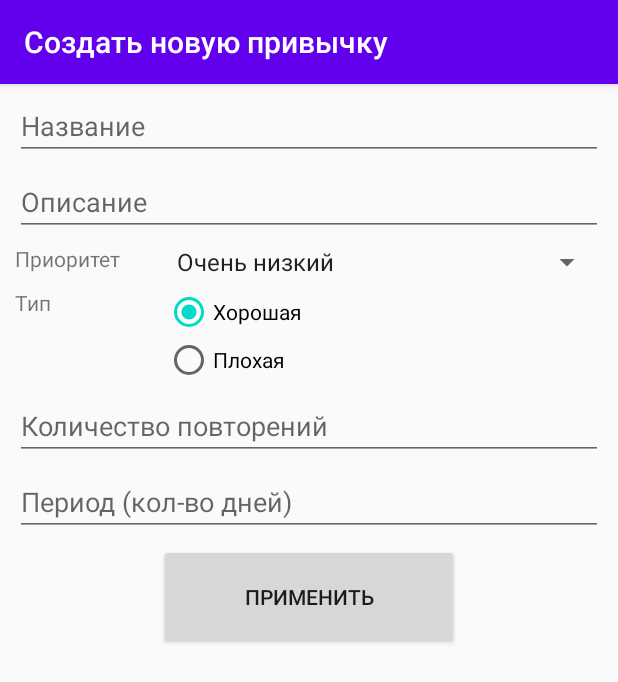
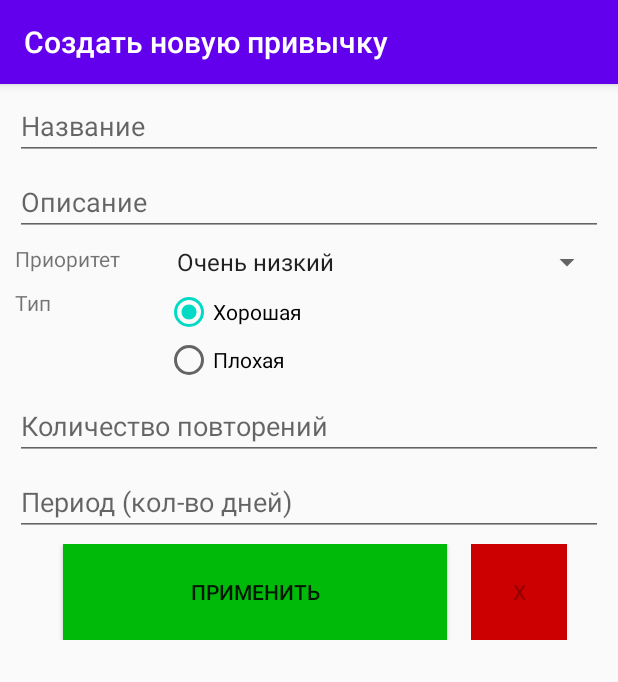
Before and after one commit to FreeeedomDive/HabitTracker, an Android app: the screen it shows after launch (MainActivity), after a tap on an icon or button, on a phone screen of 412 x 824 dp. Shown: the top 682 px of the screen. Run offline under Robolectric (Android 15) with nearby library versions, the phone set to English and light mode, and no system bars; our stand-ins replace Room's generated code.

Commit message:
6 и 7 задания

```diff
--- /dev/null
+++ b/app/src/main/java/com/example/habittracker/DatabaseContext.kt
@@ -0,0 +1,28 @@
+package com.example.habittracker
+
+import android.content.Context
+import androidx.room.Database
+import androidx.room.Room
+import androidx.room.RoomDatabase
+
+
+@Database(entities = [Habit::class], version = 1)
+abstract class DatabaseContext : RoomDatabase() {
+    abstract fun habitDao(): HabitDAO
+
+    companion object {
+        @Volatile
+        private var instance: DatabaseContext? = null
+        private val LOCK = Any()
+
+        operator fun invoke(context: Context) = instance ?: synchronized(LOCK) {
+            instance ?: buildDatabase(context).also { instance = it }
+        }
+
+        private fun buildDatabase(context: Context) = Room.databaseBuilder(
+            context,
+            DatabaseContext::class.java, "habits.db"
+        ).allowMainThreadQueries().build()
+    }
+
+}
--- a/app/src/main/java/com/example/habittracker/HabitCreatorFragment.kt
+++ b/app/src/main/java/com/example/habittracker/HabitCreatorFragment.kt
@@ -62,8 +62,10 @@ class HabitCreatorFragment : Fragment() {
 
         viewModel.habit.observe(viewLifecycleOwner, Observer {
             habit ->
+            deleteButton.isEnabled = false
                 if (habit != null) {
                     fillEditingObject(habit)
+                    deleteButton.isEnabled = true
                 }
         })
     }
@@ -99,6 +101,11 @@ class HabitCreatorFragment : Fragment() {
                 viewModel.putHabit(habit)
                 (activity as MainActivity).openMainFragment()
             }
+        }
+
+        deleteButton.setOnClickListener {
+            viewModel.deleteHabit()
+            (activity as MainActivity).openMainFragment()
         }
     }
 
--- /dev/null
+++ b/app/src/main/java/com/example/habittracker/HabitDAO.kt
@@ -0,0 +1,20 @@
+package com.example.habittracker
+
+import androidx.room.*
+
+@Dao
+interface HabitDAO {
+
+    @Insert
+    fun insertAll(vararg habits: Habit)
+
+    @Delete
+    fun delete(habit: Habit)
+
+    @Update
+    fun update(habit: Habit)
+
+    @Query("SELECT * FROM habit")
+    fun getAll(): List<Habit>
+
+}
--- a/app/src/main/java/com/example/habittracker/HabitsModel.kt
+++ b/app/src/main/java/com/example/habittracker/HabitsModel.kt
@@ -1,24 +1,38 @@
 package com.example.habittracker
+
+import android.content.Context
+import kotlinx.coroutines.GlobalScope
+import kotlinx.coroutines.launch
 
 object HabitsModel {
 
-    private val habits: MutableList<Habit> = mutableListOf()
+    lateinit var appContext: Context
+    lateinit var db: DatabaseContext
+
+    fun putContext(context: Context){
+        appContext = context
+        db = DatabaseContext(appContext)
+    }
 
     fun getHabits(): List<Habit> {
-        return habits
+        return db.habitDao().getAll()
     }
 
     fun addHabit(habit: Habit) {
-        habits.add(habit)
+        GlobalScope.launch {
+            db.habitDao().insertAll(habit)
+        }
     }
 
-    fun editHabit(oldHabit: Habit, newHabit: Habit) {
-        val editable = habits[habits.indexOf(oldHabit)]
-        editable.name = newHabit.name
-        editable.description = newHabit.description
-        editable.priority = newHabit.priority
-        editable.type = newHabit.type
-        editable.repeats = newHabit.repeats
-        editable.period = newHabit.period
+    fun editHabit(newHabit: Habit) {
+        GlobalScope.launch {
+            db.habitDao().update(newHabit)
+        }
+    }
+
+    fun deleteHabit(habit: Habit){
+        GlobalScope.launch {
+            db.habitDao().delete(habit)
+        }
     }
 }
--- a/app/src/main/java/com/example/habittracker/MainActivity.kt
+++ b/app/src/main/java/com/example/habittracker/MainActivity.kt
@@ -5,8 +5,10 @@ import android.os.Bundle
 import android.widget.AdapterView
 import android.widget.ArrayAdapter
 import androidx.appcompat.app.AppCompatActivity
+import androidx.viewpager.widget.ViewPager
 
 import kotlinx.android.synthetic.main.activity_main.*
+import kotlinx.android.synthetic.main.main_fragment.*
 
 class MainActivity : AppCompatActivity() {
 
@@ -15,6 +17,8 @@ class MainActivity : AppCompatActivity() {
     override fun onCreate(savedInstanceState: Bundle?) {
         super.onCreate(savedInstanceState)
         setContentView(R.layout.activity_main)
+
+        createModel()
 
         openMainFragment()
 
@@ -33,6 +37,11 @@ class MainActivity : AppCompatActivity() {
                 }
                 drawer.closeDrawers()
             }
+    }
+
+    fun createModel() {
+        val model = HabitsModel
+        model.putContext(this)
     }
 
     fun openMainFragment() {
--- a/app/src/main/res/layout/new_habit_fragment.xml
+++ b/app/src/main/res/layout/new_habit_fragment.xml
@@ -107,18 +107,29 @@
 
     <LinearLayout
         android:layout_width="match_parent"
-        android:layout_height="match_parent"
+        android:layout_height="64dp"
         android:layout_marginStart="10dp"
+        android:layout_marginTop="5dp"
         android:layout_marginEnd="10dp"
-        android:layout_marginTop="5dp"
-        android:orientation="vertical">
+        android:orientation="horizontal">
 
         <Button
             android:id="@+id/createButton"
-            android:layout_width="200dp"
-            android:layout_height="70dp"
-            android:layout_gravity="center"
+            android:layout_width="256dp"
+            android:layout_height="match_parent"
+            android:layout_gravity="center_horizontal"
+            android:layout_marginLeft="32dp"
+            android:background="#00BA09"
             android:text="@string/apply" />
+
+        <Button
+            android:id="@+id/deleteButton"
+            android:layout_width="64dp"
+            android:layout_height="match_parent"
+            android:layout_gravity="end"
+            android:layout_marginLeft="16dp"
+            android:background="#CC0000"
+            android:text="@string/deleteHabit" />
     </LinearLayout>
 
 </LinearLayout>
--- a/app/src/main/res/values/strings.xml
+++ b/app/src/main/res/values/strings.xml
@@ -35,5 +35,6 @@
     <string name="filters">Фильтры и сортировки</string>
     <string name="searchByName">Начните вводить название привычки</string>
     <string name="sortByPriority">Сортировать по приоритету</string>
+    <string name="deleteHabit">X</string>
 
 </resources>
```
Also changed, not shown: app/build.gradle (+7 -0 lines), app/src/main/java/com/example/habittracker/Converters.kt (added, +19 -0 lines), app/src/main/java/com/example/habittracker/Habit.kt (+7 -2 lines), app/src/main/java/com/example/habittracker/HabitCreatorActivity.kt (deleted, +0 -43 lines), app/src/main/java/com/example/habittracker/HabitEditorViewModel.kt (+12 -5 lines), app/src/main/res/layout/activity_habit_creator.xml (deleted, +0 -15 lines), 1 other file.
